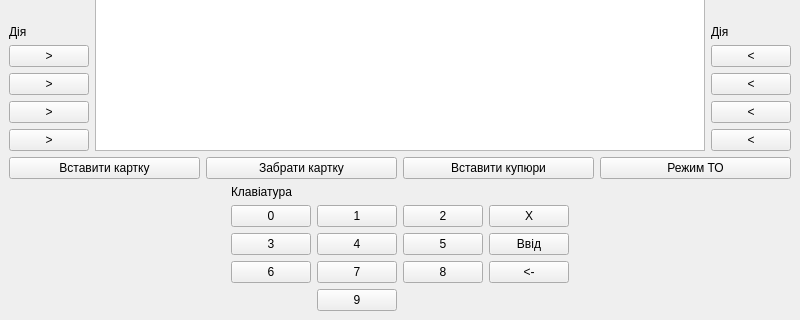
First picture: the form in atmmainwindow.ui, repository mikharkiv/moop-atm, before the edit; both pictures show x 0 to 800 and y 147 to 467 of the 800 by 467 pixel window.
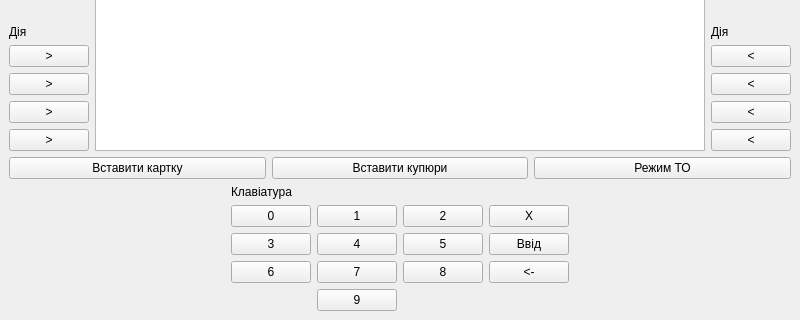
Second picture: the form after the edit.

What changed in the file:
```diff
--- a/atmmainwindow.ui
+++ b/atmmainwindow.ui
@@ -173,13 +173,6 @@
         </property>
        </widget>
       </item>
-      <item>
-       <widget class="QPushButton" name="ejectCardButton">
-        <property name="text">
-         <string>Забрати картку</string>
-        </property>
-       </widget>
-      </item>
       <item>
        <widget class="QPushButton" name="insertMoneyButton">
         <property name="text">
```
